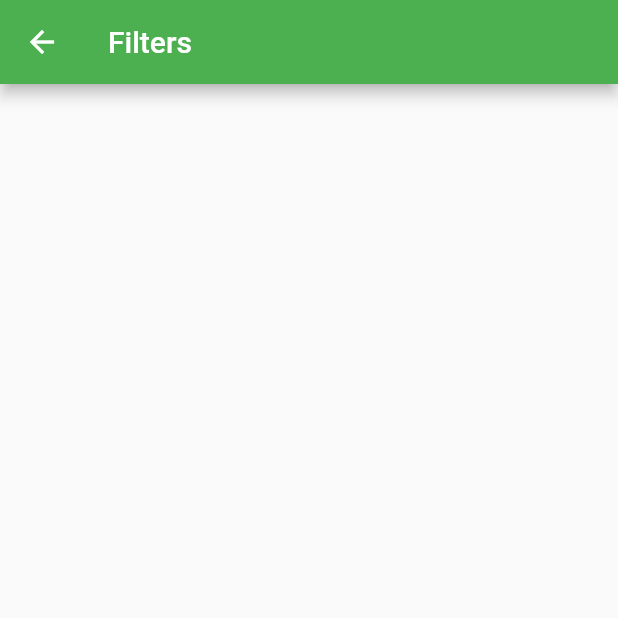
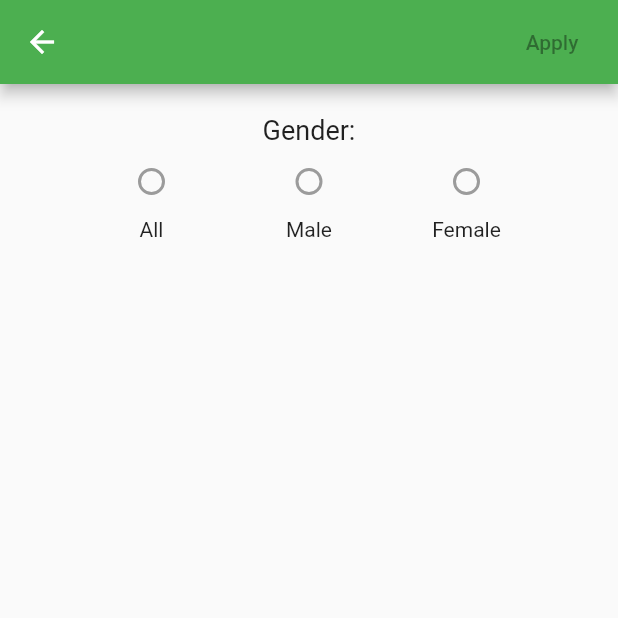
Before and after one commit to pablogarzon/randomuser_flutter_app, a Flutter app: the FiltersPage screen opened by its route, on a phone screen of 412 x 824 dp, the top half of it. Run offline on Flutter 3.47's test engine with Material 2 defaults, Android fonts, the phone set to English and light mode, and no system bars; our stand-ins replace flutter_redux, redux; network calls fail.

Commit message:
added gender filter layout

```diff
--- a/lib/pages/filters_page.dart
+++ b/lib/pages/filters_page.dart
@@ -6,12 +6,56 @@ class FiltersPage extends StatefulWidget {
 }
 
 class _FiltersPageState extends State<FiltersPage> {
+
+  String _gender;
+  double _discreteValue = 20.0;
+
   @override
   Widget build(BuildContext context) {
     return Scaffold(
       appBar: AppBar(
-        title: Text("Filters"),
+        actions: <Widget>[
+          FlatButton(
+            onPressed: null,
+            child: Text("Apply")
+          )
+        ],
       ),
+      body: Container(
+        padding: EdgeInsets.all(20.0),
+        child: Column(
+          children: <Widget>[
+            Column(
+              children: <Widget>[
+                Text("Gender:", style: TextStyle(fontSize: 18.0),),
+                Row(
+                  mainAxisAlignment: MainAxisAlignment.spaceEvenly,
+                  children: <Widget>[
+                    Column(
+                      children: <Widget>[
+                        Radio(value: "all", groupValue: _gender, onChanged: null),
+                        Text("All"),
+                      ],
+                    ),
+                    Column(
+                      children: <Widget>[
+                        Radio(value: "all", groupValue: _gender, onChanged: null),
+                        Text("Male"),
+                      ],
+                    ),
+                    Column(
+                      children: <Widget>[
+                        Radio(value: "all", groupValue: _gender, onChanged: null),
+                        Text("Female"),
+                      ],
+                    ),
+                  ],
+                ),
+              ],
+            ),
+          ],
+        ),
+      )
     );
   }
 }
```
